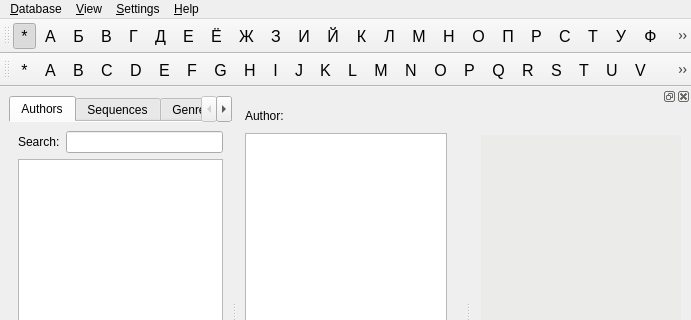
Qt form mainwindow.ui (md2/pyhomelib) before a commit; both pictures show x 0 to 691 and y 0 to 320 of the 691 by 534 pixel window.
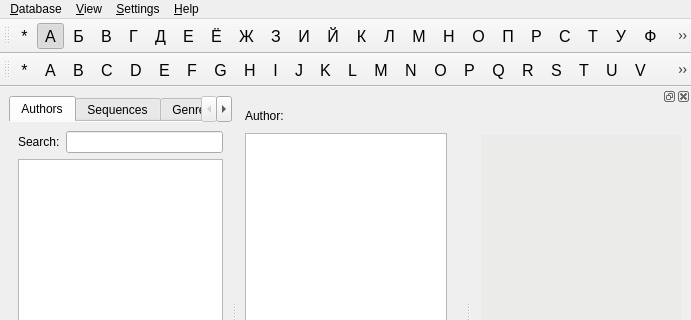
The same form after that commit. Custom widgets are drawn as their Qt base class.

Commit message: make russian A the default letter

```diff
--- a/mainwindow.ui
+++ b/mainwindow.ui
@@ -1425,6 +1425,9 @@
    <property name="checkable">
     <bool>true</bool>
    </property>
+   <property name="checked">
+    <bool>true</bool>
+   </property>
    <property name="text">
     <string notr="true">А</string>
    </property>
@@ -1828,9 +1831,6 @@
    <property name="checkable">
     <bool>true</bool>
    </property>
-   <property name="checked">
-    <bool>true</bool>
-   </property>
    <property name="text">
     <string notr="true">*</string>
    </property>
```
The commit also changes 1 other file.
